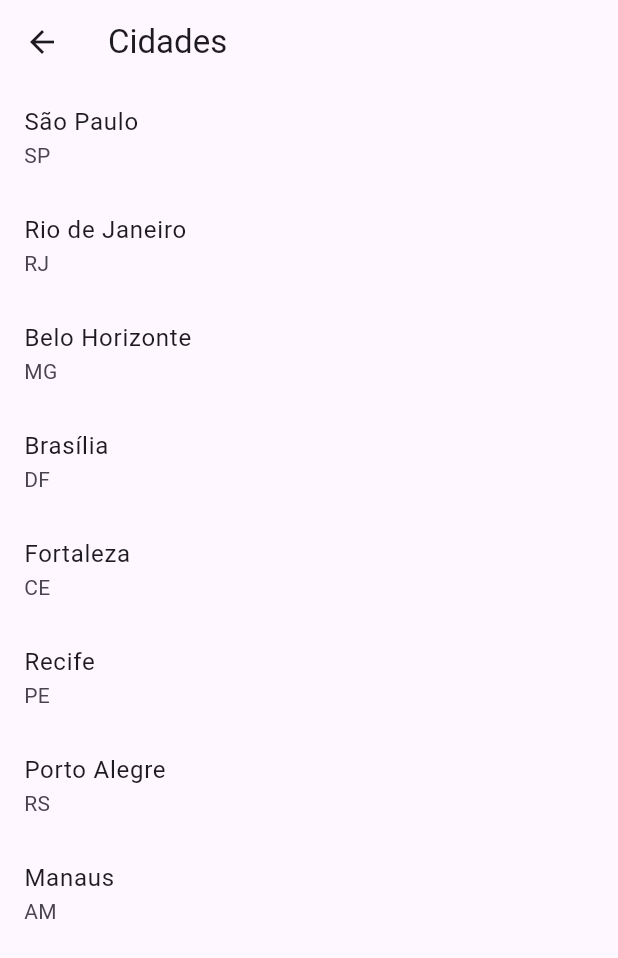
After one commit to kauesiqueiraa/Flutter_Academy, a Flutter app: the CidadesPage screen opened by its route, on a phone screen of 412 x 824 dp. The commit adds this screen. Shown: the top 958 px of the screen. Run offline on Flutter 3.47's test engine with Material 3 defaults, Android fonts, the phone set to English and light mode, and no system bars; our stand-ins replace device_preview.

Commit message:
feat: create list with json

```diff
--- /dev/null
+++ b/assets/cidades.json
@@ -0,0 +1,34 @@
+[
+    {
+        "cidade": "São Paulo",
+        "estado": "SP"
+    },
+    {
+        "cidade": "Rio de Janeiro",
+        "estado": "RJ"
+    },
+    {
+        "cidade": "Belo Horizonte",
+        "estado": "MG"
+    },
+    {
+        "cidade": "Brasília",
+        "estado": "DF"
+    },
+    {
+        "cidade": "Fortaleza",
+        "estado": "CE"
+    },
+    {
+        "cidade": "Recife",
+        "estado": "PE"
+    },
+    {
+        "cidade": "Porto Alegre",
+        "estado": "RS"
+    },
+    {
+        "cidade": "Manaus",
+        "estado": "AM"
+    }
+]
--- a/lib/main.dart
+++ b/lib/main.dart
@@ -1,6 +1,7 @@
 import 'package:device_preview/device_preview.dart';
 import 'package:flutter/material.dart';
 import 'package:flutter_primeiro_projeto/pages/botoes_rotacao_texto/botoes_rotacao_texto.dart';
+import 'package:flutter_primeiro_projeto/pages/cidades/cidades_page.dart';
 import 'package:flutter_primeiro_projeto/pages/container/container_page.dart';
 import 'package:flutter_primeiro_projeto/pages/dialogs/dialogs_page.dart';
 import 'package:flutter_primeiro_projeto/pages/forms/forms_page.dart';
@@ -46,6 +47,7 @@ class MyApp extends StatelessWidget {
         '/dialogs': (_) => const DialogsPage(),
         '/snackbar': (_) => const SnackbarPage(),
         '/forms': (_) => const FormsPage(),
+        '/cidades': (_) => const CidadesPage(),
       },
     );
   }
--- /dev/null
+++ b/lib/pages/cidades/cidades_page.dart
@@ -0,0 +1,50 @@
+import 'dart:convert';
+
+import 'package:flutter/material.dart';
+import 'package:flutter/services.dart';
+import 'package:flutter_primeiro_projeto/pages/cidades/model/cidade.dart';
+
+class CidadesPage extends StatefulWidget {
+  const CidadesPage({super.key});
+
+  @override
+  State<CidadesPage> createState() => _CidadesPageState();
+}
+
+class _CidadesPageState extends State<CidadesPage> {
+  var cidades = <Cidade>[];
+
+  @override
+  void initState() {
+    super.initState();
+    _loadCidades();
+  }
+
+  Future<void> _loadCidades() async {
+    final cidadesJson =await rootBundle.loadString('assets/cidades.json');
+    await Future.delayed(const Duration(seconds: 1));
+    setState(() {
+      var cidadesList = json.decode(cidadesJson);
+      cidades = cidadesList.map<Cidade>((city) => Cidade.fromMap(city)).toList();
+    });
+  }
+
+  @override
+  Widget build(BuildContext context) {
+    return Scaffold(
+      appBar: AppBar(
+        title: const Text('Cidades'),
+      ),
+      body: ListView.builder(
+        itemCount: cidades.length,
+       itemBuilder: (context, index) {
+        var cidade = cidades[index];
+         return ListTile(
+           title: Text(cidade.cidade),
+           subtitle: Text(cidade.estado),
+         );
+       },
+      ),
+    );
+  }
+}
--- /dev/null
+++ b/lib/pages/cidades/model/cidade.dart
@@ -0,0 +1,31 @@
+import 'dart:convert';
+
+class Cidade {
+  final String cidade;
+  final String estado;
+
+  Cidade({
+    required this.cidade,
+    required this.estado
+  });
+
+  Map<String, dynamic> toMap() {
+    return {
+      'cidade': cidade,
+      'estado': estado,
+    };
+  }
+
+  factory Cidade.fromMap(Map<String, dynamic> map) {
+    return Cidade(
+      cidade: map['cidade'] as String,
+      estado: map['estado'] as String,
+    );
+  }
+
+  String toJson() => json.encode(toMap());
+
+  factory Cidade.fromJson(String source) => Cidade.fromMap(json.decode(source));
+
+
+}
--- a/lib/pages/home/home_page.dart
+++ b/lib/pages/home/home_page.dart
@@ -11,6 +11,7 @@ enum PopupMenuPages {
   dialogs,
   snackbar,
   forms,
+  cidades,
 }
 
 class HomePage extends StatelessWidget {
@@ -57,6 +58,9 @@ class HomePage extends StatelessWidget {
                   case PopupMenuPages.forms:
                     Navigator.of(context).pushNamed('/forms');
                     break;
+                  case PopupMenuPages.cidades:
+                    Navigator.of(context).pushNamed('/cidades');
+                    break;
                 }
               },
               itemBuilder: (BuildContext context) {
@@ -98,7 +102,11 @@ class HomePage extends StatelessWidget {
                   PopupMenuItem<PopupMenuPages>(
                     value: PopupMenuPages.forms,
                     child: Text('Forms'),
-                  )
+                  ),
+                  PopupMenuItem<PopupMenuPages>(
+                    value: PopupMenuPages.cidades,
+                    child: Text('Cidades'),
+                  ),
                 ];
               })
         ],
--- a/pubspec.yaml
+++ b/pubspec.yaml
@@ -60,7 +60,8 @@ flutter:
   uses-material-design: true
 
   # To add assets to your application, add an assets section, like this:
-  # assets:
+  assets:
+    - assets/cidades.json
   #   - images/a_dot_burr.jpeg
   #   - images/a_dot_ham.jpeg
 
```
Also changed, not shown: lib/pages/forms/forms_page.dart (+4 -4 lines).
